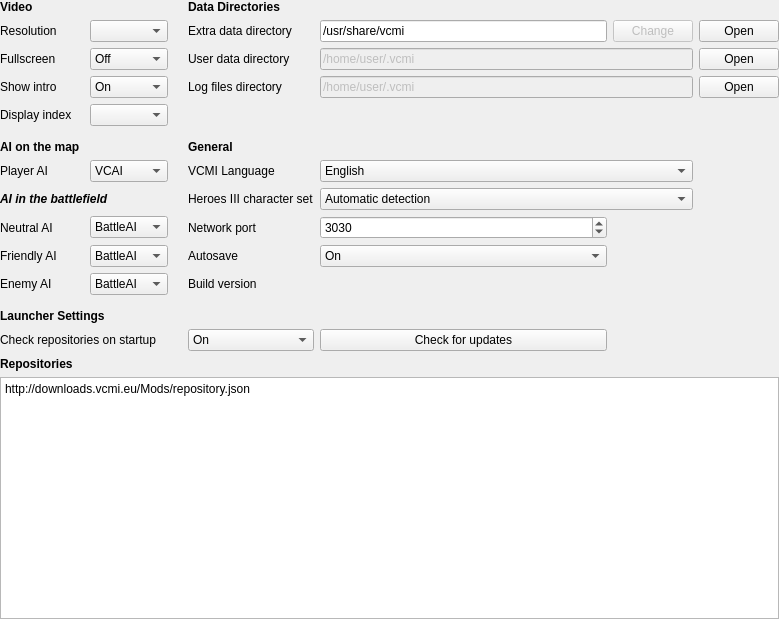
This is launcher/settingsView/csettingsview_moc.ui in vcmi/vcmi as Qt 5 draws it before an edit. The edited form follows.
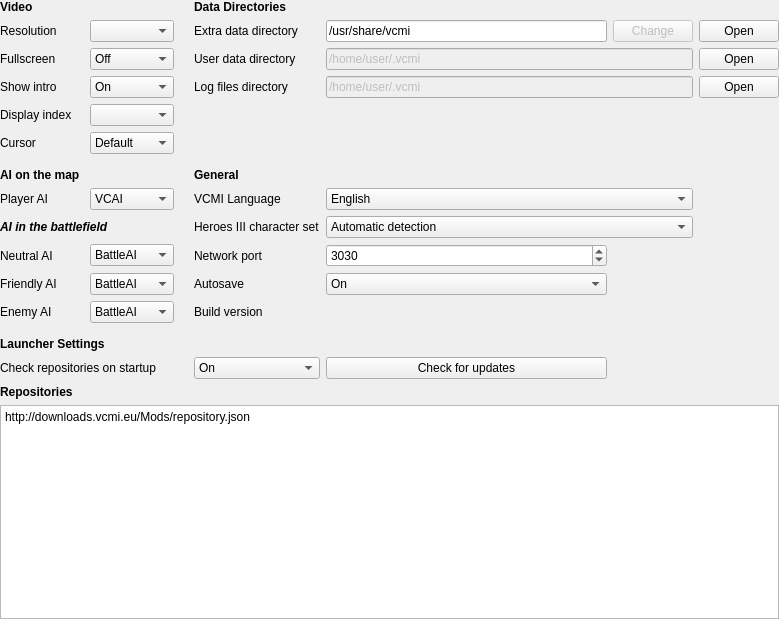
This is the edited form.

Commit message: Cursor type is now configurable in Launcher

Patch:
```diff
--- a/launcher/settingsView/csettingsview_moc.ui
+++ b/launcher/settingsView/csettingsview_moc.ui
@@ -638,6 +638,32 @@
      </property>
     </widget>
    </item>
+   <item row="5" column="1">
+    <widget class="QLabel" name="labelCursorType">
+     <property name="text">
+      <string>Cursor</string>
+     </property>
+    </widget>
+   </item>
+   <item row="5" column="4">
+    <widget class="QComboBox" name="comboBoxCursorType">
+     <item>
+      <property name="text">
+       <string>Default</string>
+      </property>
+     </item>
+     <item>
+      <property name="text">
+       <string>Hardware</string>
+      </property>
+     </item>
+     <item>
+      <property name="text">
+       <string>Software</string>
+      </property>
+     </item>
+    </widget>
+   </item>
   </layout>
  </widget>
  <resources/>
```
The commit also changes 3 other files.
